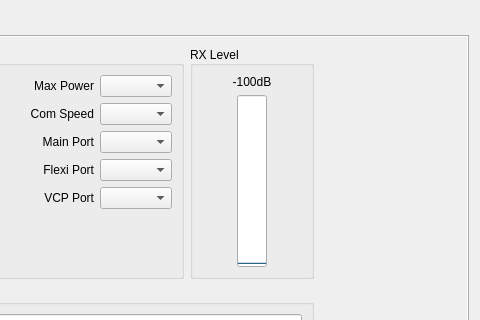
The window that ground/gcs/src/plugins/config/oplink.ui (librepilot/LibrePilot) describes before a commit, drawn with Qt 5; both pictures show x 491 to 971 and y 0 to 320 of the 971 by 652 pixel window.
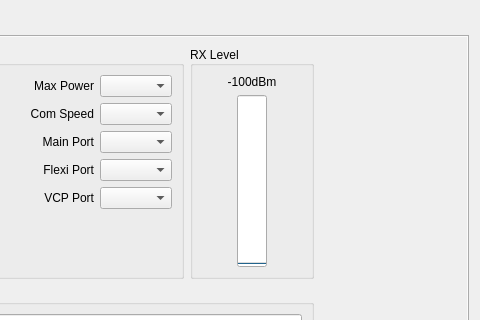
The same window after the commit. Icons and pictures are not drawn.

Commit message: LP-345 Set correct RSSI unit - Define tab navigation order

What changed in the file:
```diff
--- a/ground/gcs/src/plugins/config/oplink.ui
+++ b/ground/gcs/src/plugins/config/oplink.ui
@@ -708,7 +708,7 @@
                    </font>
                   </property>
                   <property name="text">
-                   <string>-100dB</string>
+                   <string>-100dBm</string>
                   </property>
                   <property name="alignment">
                    <set>Qt::AlignCenter</set>
```
Left out of the diff: 106 changed lines with no effect on the pictures. The commit also changes 1 other file.
